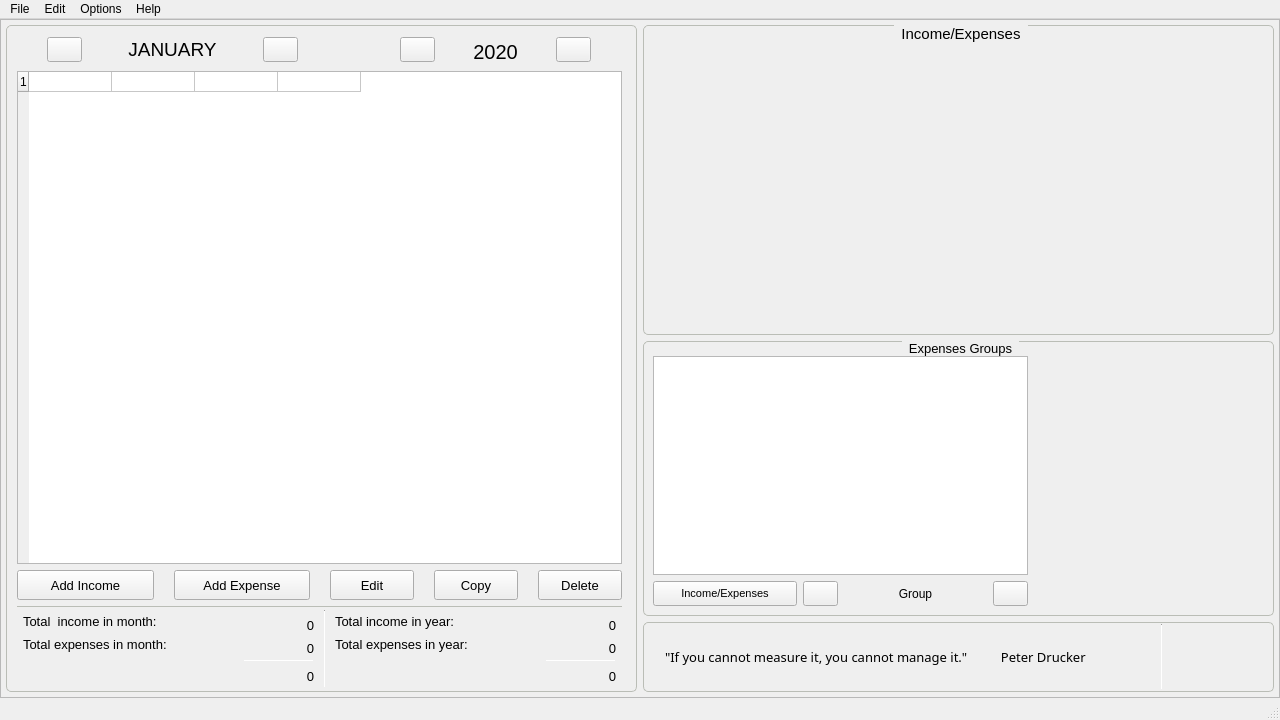
Qt form keibomoneytracker/gui_keibomoneytracker.ui (Carlos-CDM/Keibo-MoneyTracker) before a commit.
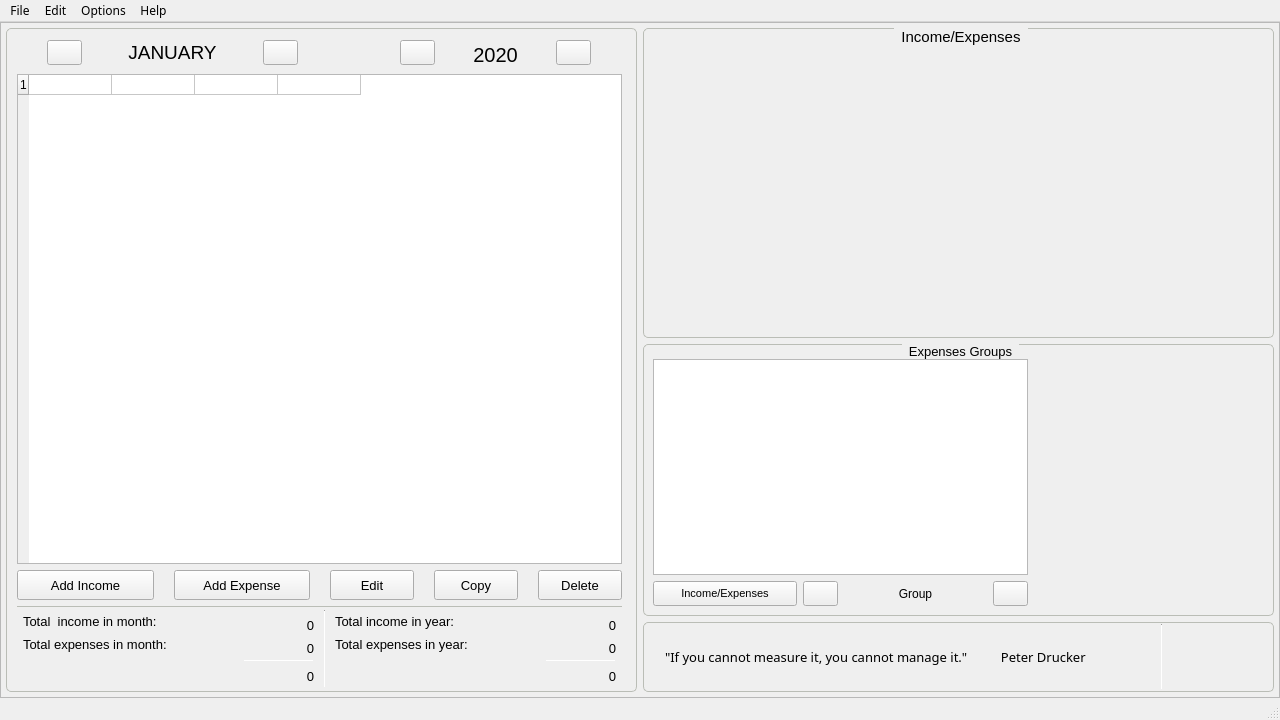
The same form after that commit. Custom widgets are drawn as their Qt base class.

Commit message:
Added dynamic text size
Text in tables and main window menus increases if the size of these reaches certain width.

What changed in the file:
```diff
--- a/keibomoneytracker/gui_keibomoneytracker.ui
+++ b/keibomoneytracker/gui_keibomoneytracker.ui
@@ -1716,7 +1716,18 @@
      <height>24</height>
     </rect>
    </property>
+   <property name="font">
+    <font>
+     <family>Malgun Gothic</family>
+     <pointsize>9</pointsize>
+    </font>
+   </property>
    <widget class="QMenu" name="menuFile">
+    <property name="font">
+     <font>
+      <family>Malgun Gothic</family>
+     </font>
+    </property>
     <property name="title">
      <string>File</string>
     </property>
@@ -1726,6 +1737,11 @@
     <addaction name="actionExit"/>
    </widget>
    <widget class="QMenu" name="menuOptions">
+    <property name="font">
+     <font>
+      <family>Malgun Gothic</family>
+     </font>
+    </property>
     <property name="title">
      <string>Options</string>
     </property>
@@ -1733,6 +1749,11 @@
     <addaction name="actionAppearance"/>
    </widget>
    <widget class="QMenu" name="menuEdit">
+    <property name="font">
+     <font>
+      <family>Malgun Gothic</family>
+     </font>
+    </property>
     <property name="title">
      <string>Edit</string>
     </property>
@@ -1741,6 +1762,11 @@
     <addaction name="actionManage_Groups"/>
    </widget>
    <widget class="QMenu" name="menuHelp">
+    <property name="font">
+     <font>
+      <family>Malgun Gothic</family>
+     </font>
+    </property>
     <property name="title">
      <string>Help</string>
     </property>
```
The commit also changes 1 other file.
